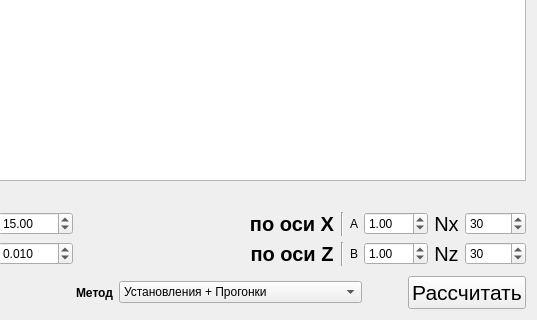
Before: the Qt Designer form mainwindow.ui in xammi/Gradov-Lab, drawn with Qt 5; both pictures show x 178 to 715 and y 222 to 542 of the 715 by 542 pixel window.
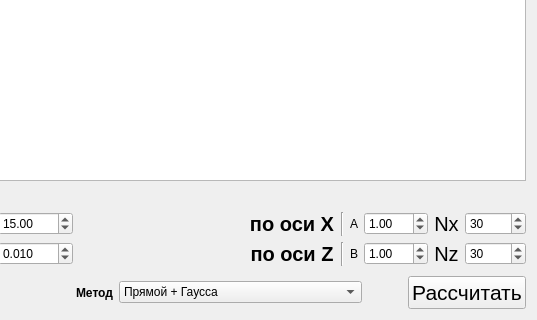
After: the same form once the commit is applied.

Patch:
```diff
--- a/mainwindow.ui
+++ b/mainwindow.ui
@@ -401,7 +401,7 @@
         </property>
         <item>
          <property name="text">
-          <string>Установления + Прогонки</string>
+          <string>Прямой + Гаусса</string>
          </property>
         </item>
         <item>
```
Left out of the diff: 2 changed lines with no effect on the pictures.
